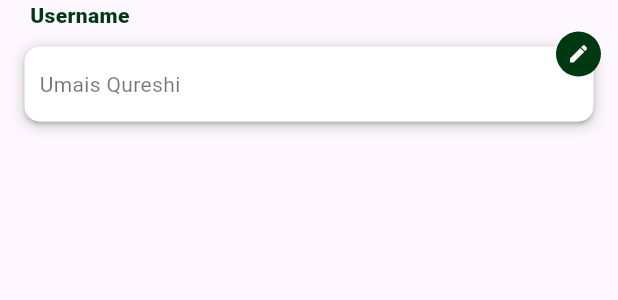
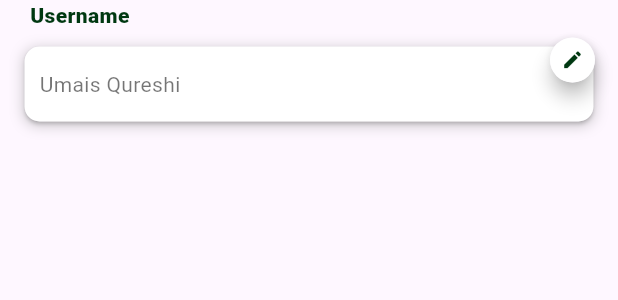
Before and after one commit to umaisqureshi/IFragen, a Flutter app: the ProfileEditTileWidget widget shown alone on an empty page, opened directly, on a phone screen of 412 x 824 dp. Shown: the top 300 px of the screen. Run offline on Flutter 3.47's test engine with Material 2 defaults, Android fonts, the phone set to English and light mode, and no system bars; our stand-ins replace bloc, cached_network_image, connectivity_plus, curved_navigation_bar, equatable, flutter_bloc and 3 more; missing offline and left inert: draggable_bottom_sheet; accounts and stored records are empty; network calls fail.

Commit message:
Profile Screen

```diff
--- a/lib/Screens/Profile/myprofile.dart
+++ b/lib/Screens/Profile/myprofile.dart
@@ -334,6 +334,10 @@ class _ProfileEditTileWidgetState extends State<ProfileEditTileWidget> {
                     Positioned(
                       right: -15,
                       top: -25,
+                      child: Card(
+                        elevation: 5,
+                        shape: RoundedRectangleBorder(
+                            borderRadius: BorderRadius.circular(20)),
                         child: GestureDetector(
                           onTap: () {
                             setState(() {
@@ -341,15 +345,17 @@ class _ProfileEditTileWidgetState extends State<ProfileEditTileWidget> {
                             });
                           },
                           child: Container(
+                            key: widget.key,
                             height: 30,
                             width: 30,
                             decoration: BoxDecoration(
-                              color: Theme.of(context).primaryColor,
+                                color: Colors.white,
                                 borderRadius: BorderRadius.circular(20)),
                             child: Icon(
                               isEdit ? Icons.check : Icons.edit,
-                            color: Colors.white,
+                              color: Theme.of(context).primaryColor,
                               size: 15,
+                            ),
                           ),
                         ),
                       ),
```
Lines whose indentation alone changed are shown as unchanged.
